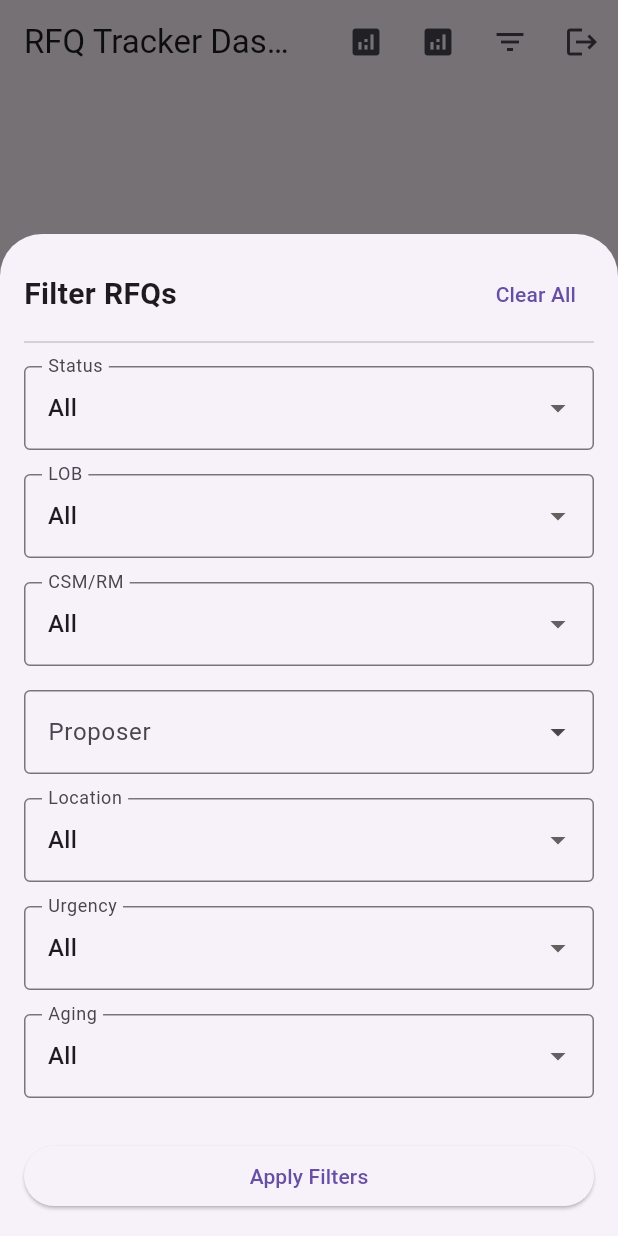
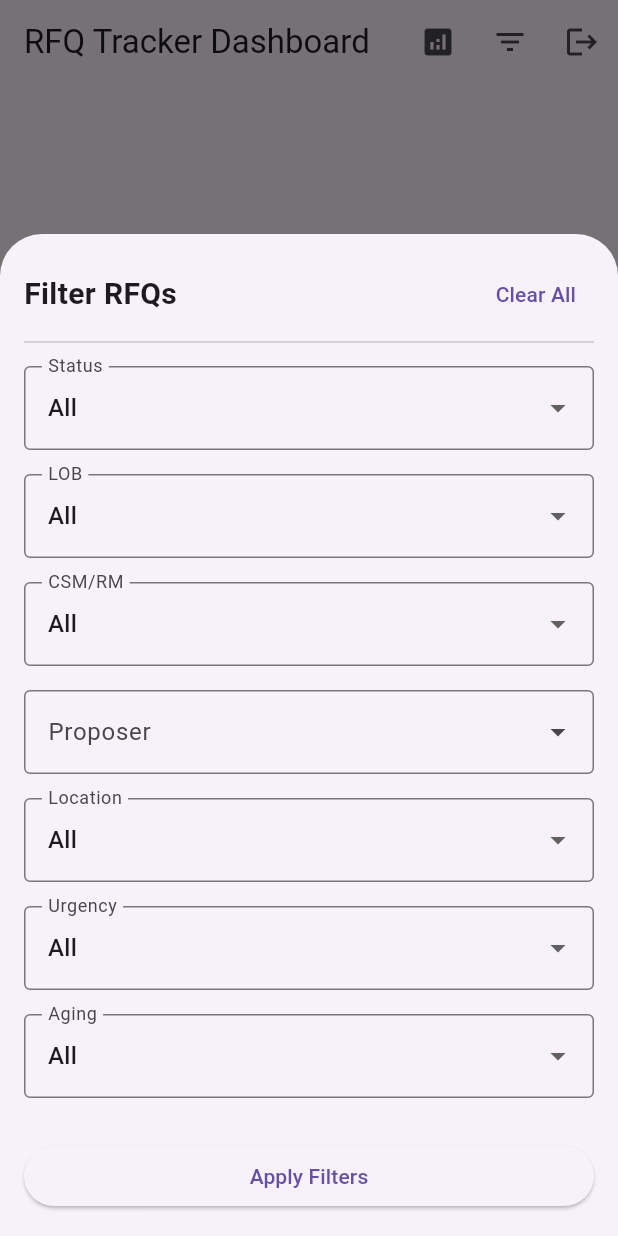
Before and after one commit to NexGenInsureTech/rfq-insights, a Flutter app: the RfqListScreen screen opened directly, after a tap on the "filter list" icon, on a phone screen of 412 x 824 dp. Run offline on Flutter 3.47's test engine with Material 3 defaults, Android fonts, the phone set to English and light mode, and no system bars; drawn by our look-alikes of dropdown_search; our stand-ins replace cloud_firestore, csv, firebase_auth, firebase_core, fl_chart, web; missing offline and left inert: dart:js_interop; accounts and stored records are empty.

Commit message:
removed a duplicate analytic widget

```diff
--- a/rfq_insights/lib/screens/rfq_list_screen.dart
+++ b/rfq_insights/lib/screens/rfq_list_screen.dart
@@ -322,17 +322,6 @@ class _RfqListScreenState extends State<RfqListScreen> {
               },
             ),
           // if (_isAdmin)
-          IconButton(
-            icon: const Icon(Icons.analytics),
-            tooltip: 'Analytics Dashboard',
-            onPressed: () {
-              Navigator.of(context).push(
-                MaterialPageRoute(
-                  builder: (context) => const AnalyticsDashboardScreen(),
-                ),
-              );
-            },
-          ),
           IconButton(
             icon: const Icon(Icons.analytics),
             tooltip: 'Analytics Dashboard',
```
